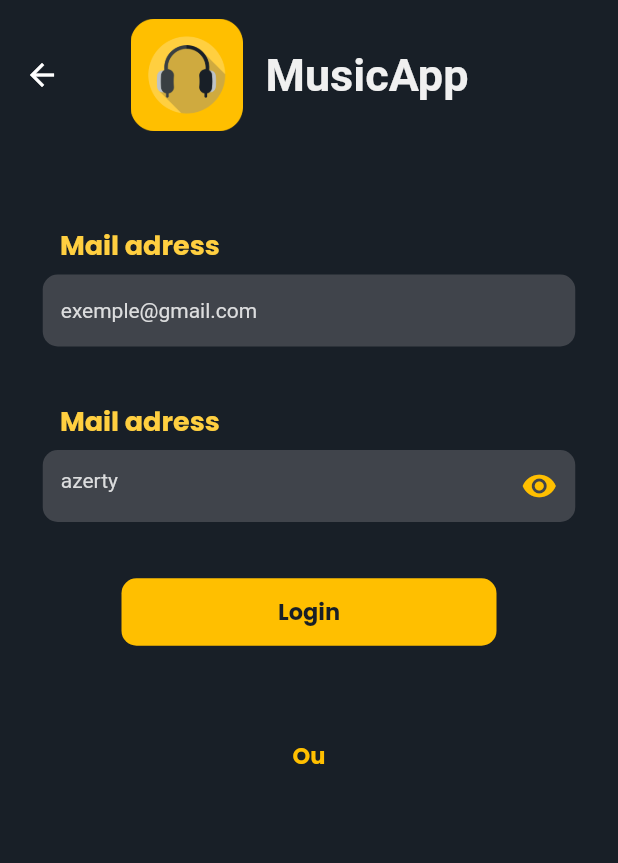
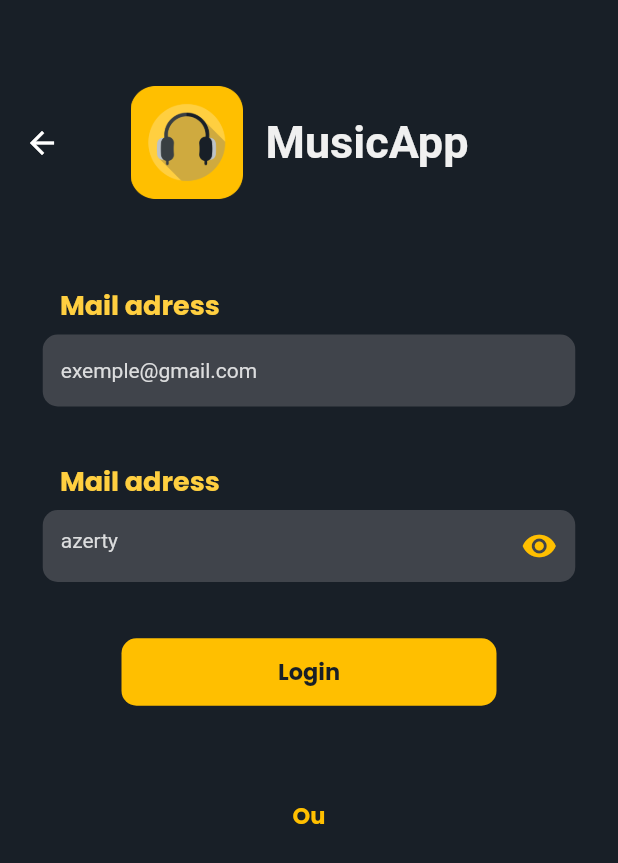
Before and after one commit to Jerance/Music_App, a Flutter app: the LoginPage screen opened directly, on a phone screen of 412 x 824 dp. Shown: the top 863 px of the screen. Run offline on Flutter 3.47's test engine with Material 2 defaults, Android fonts, the phone set to English and light mode, and no system bars; our stand-ins replace carousel_slider, cloud_firestore, firebase_auth, firebase_core, flutter_svg, google_fonts and 1 more; accounts and stored records are empty; generated files the repository leaves out were written again.

Commit message:
#2 fix: Fix sizebox height login page

```diff
--- a/lib/pages/no_auth/login_page.dart
+++ b/lib/pages/no_auth/login_page.dart
@@ -24,7 +24,7 @@ class _LoginPageState extends State<LoginPage> {
     return Scaffold(
       appBar: AppBar(
         backgroundColor: mainColorDark,
-        toolbarHeight: 100,
+        toolbarHeight: 190,
         shadowColor: Colors.transparent,
         title: Center(
           child: Row(
@@ -46,9 +46,6 @@ class _LoginPageState extends State<LoginPage> {
       body: Container(
         margin: const EdgeInsets.symmetric(horizontal: 20.0),
         child: Column(children: [
-          const SizedBox(
-            height: 50,
-          ),
           Align(
             alignment: Alignment.centerLeft,
             child: Container(
```
